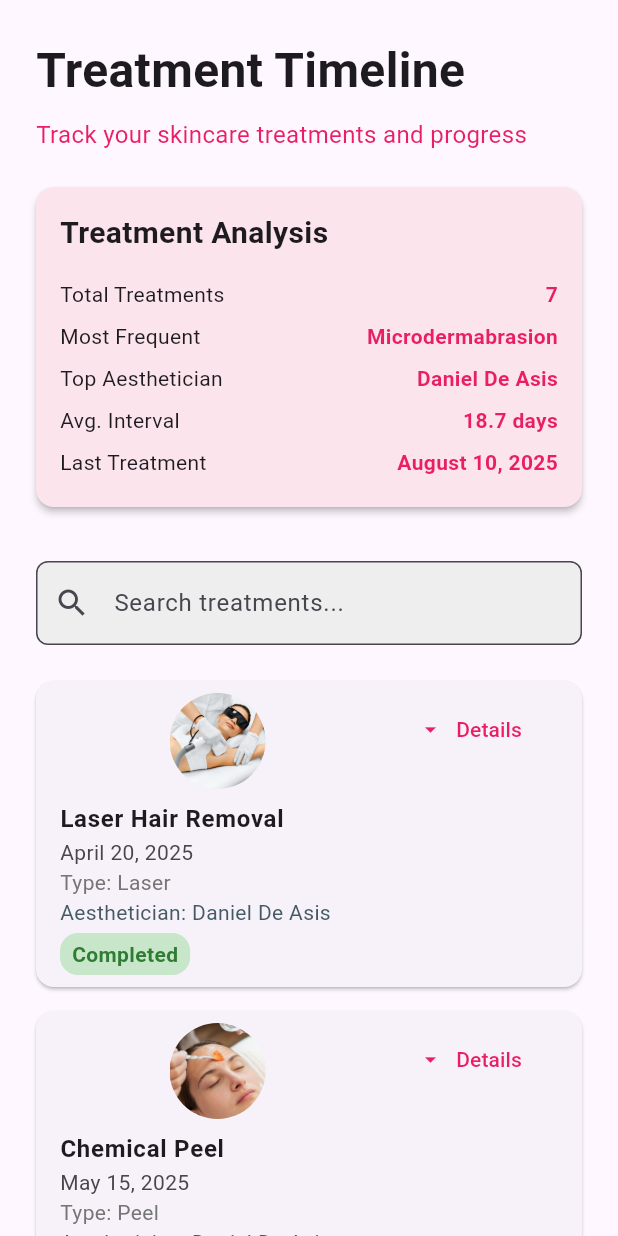
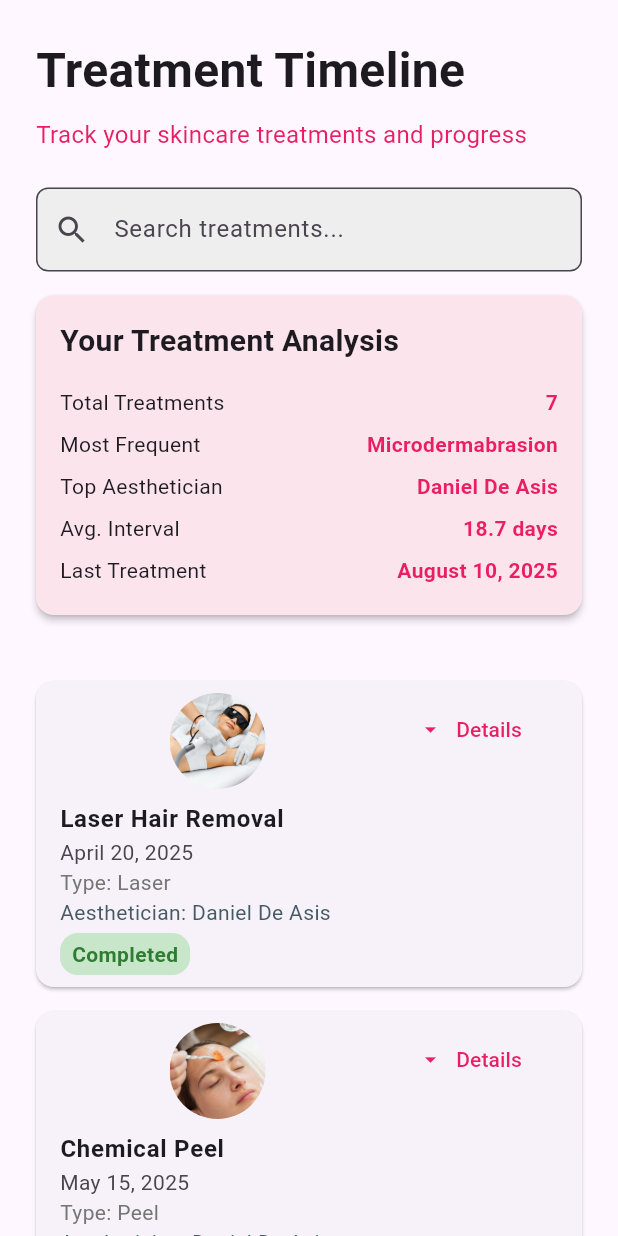
Before and after one commit to ronveee/kderma_mobileapp, a Flutter app: the TreatmentTimelineSection screen opened by its route, on a phone screen of 412 x 824 dp. Run offline on Flutter 3.47's test engine with Material 3 defaults, Android fonts, the light colour scheme and no system bars; network calls fail.

Commit message:
week3day3

```diff
--- a/lib/treatment.dart
+++ b/lib/treatment.dart
@@ -139,8 +139,7 @@ class _TreatmentTimelineSectionState extends State<TreatmentTimelineSection> {
                   style: TextStyle(fontSize: 16, color: Colors.pink),
                 ),
                 const SizedBox(height: 24),
-                _buildAnalysisCard(),
-                const SizedBox(height: 16),
+                // Move the Search Bar above the Treatment Analysis card
                 TextField(
                   controller: _searchController,
                   decoration: InputDecoration(
@@ -154,8 +153,9 @@ class _TreatmentTimelineSectionState extends State<TreatmentTimelineSection> {
                   ),
                 ),
                 const SizedBox(height: 16),
-
-                // Replace Expanded with this:
+                _buildAnalysisCard(),
+                const SizedBox(height: 16),
+                // Treatment Timeline List
                 _filteredTreatments.isEmpty
                     ? const Center(
                         child: Padding(
@@ -238,7 +238,7 @@ class _TreatmentTimelineSectionState extends State<TreatmentTimelineSection> {
           crossAxisAlignment: CrossAxisAlignment.start,
           children: [
             const Text(
-              'Treatment Analysis',
+              'Your Treatment Analysis',
               style: TextStyle(fontSize: 20, fontWeight: FontWeight.bold),
             ),
             const SizedBox(height: 12),
@@ -515,8 +515,7 @@ class _TreatmentTimelineItemState extends State<TreatmentTimelineItem> {
                                         : Container(
                                             height: 80,
                                             color: Colors.grey[200],
-                                            child: const Center(child: Text('No Image')),
-                                          ),
+                                            child: const Center(child: Text('No Image'))),
                                   ],
                                 ),
                               ),
```
